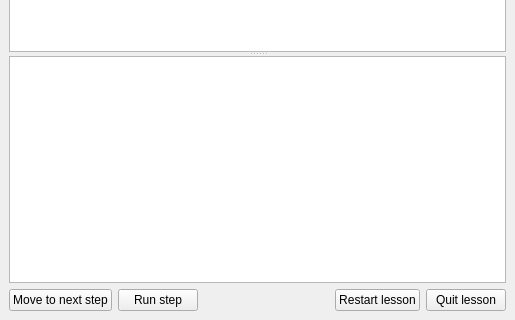
planetfederal/qgis-lessons-plugin, file lessons/lessonwidget.ui: the form before one commit; both pictures show x 0 to 515 and y 204 to 524 of the 515 by 524 pixel window.
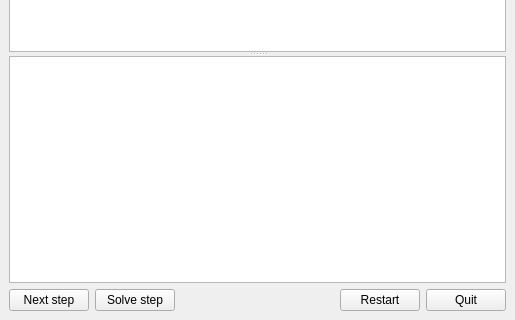
The form after the commit.

Commit message: improve buttons captions and add tooltips

What changed in the file:
```diff
--- a/lessons/lessonwidget.ui
+++ b/lessons/lessonwidget.ui
@@ -51,15 +51,18 @@
      <layout class="QHBoxLayout" name="horizontalLayout">
       <item>
        <widget class="QPushButton" name="btnMove">
-        <property name="text">
+        <property name="toolTip">
          <string>Move to next step</string>
         </property>
+        <property name="text">
+         <string>Next step</string>
+        </property>
        </widget>
       </item>
       <item>
        <widget class="QPushButton" name="btnRunStep">
         <property name="text">
-         <string>Run step</string>
+         <string>Solve step</string>
         </property>
        </widget>
       </item>
@@ -79,14 +82,14 @@
       <item>
        <widget class="QPushButton" name="btnRestart">
         <property name="text">
-         <string>Restart lesson</string>
+         <string>Restart</string>
         </property>
        </widget>
       </item>
       <item>
        <widget class="QPushButton" name="btnFinish">
         <property name="text">
-         <string>Quit lesson</string>
+         <string>Quit</string>
         </property>
        </widget>
       </item>
```
Left out of the diff: 9 changed lines with no effect on the pictures.
